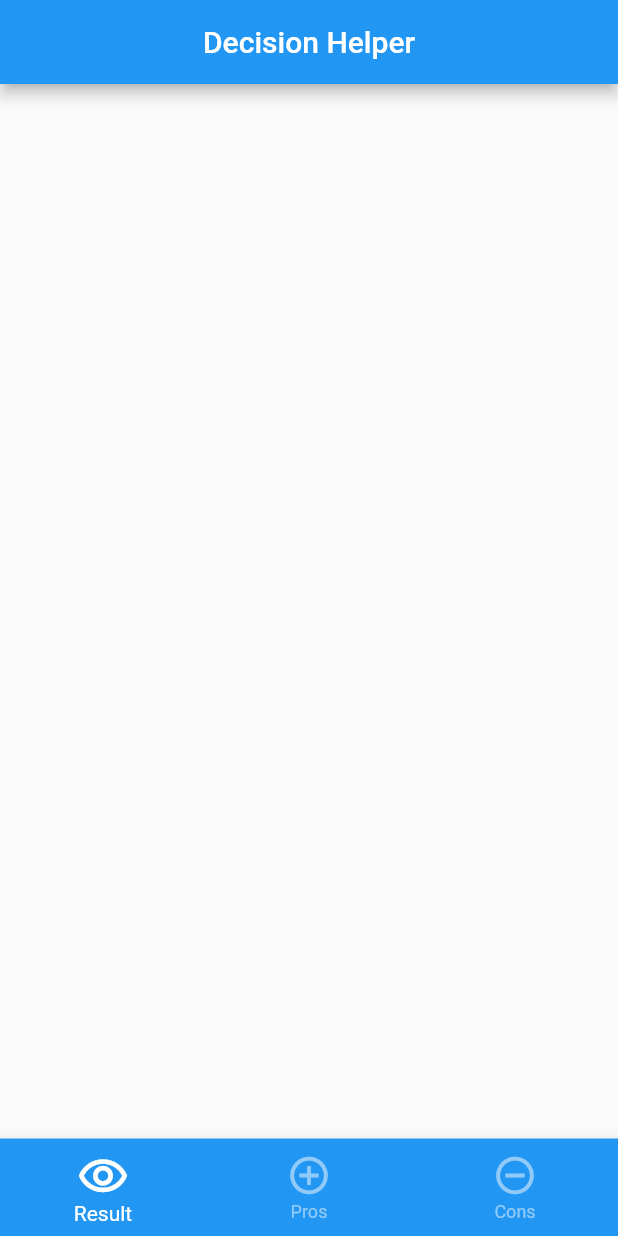
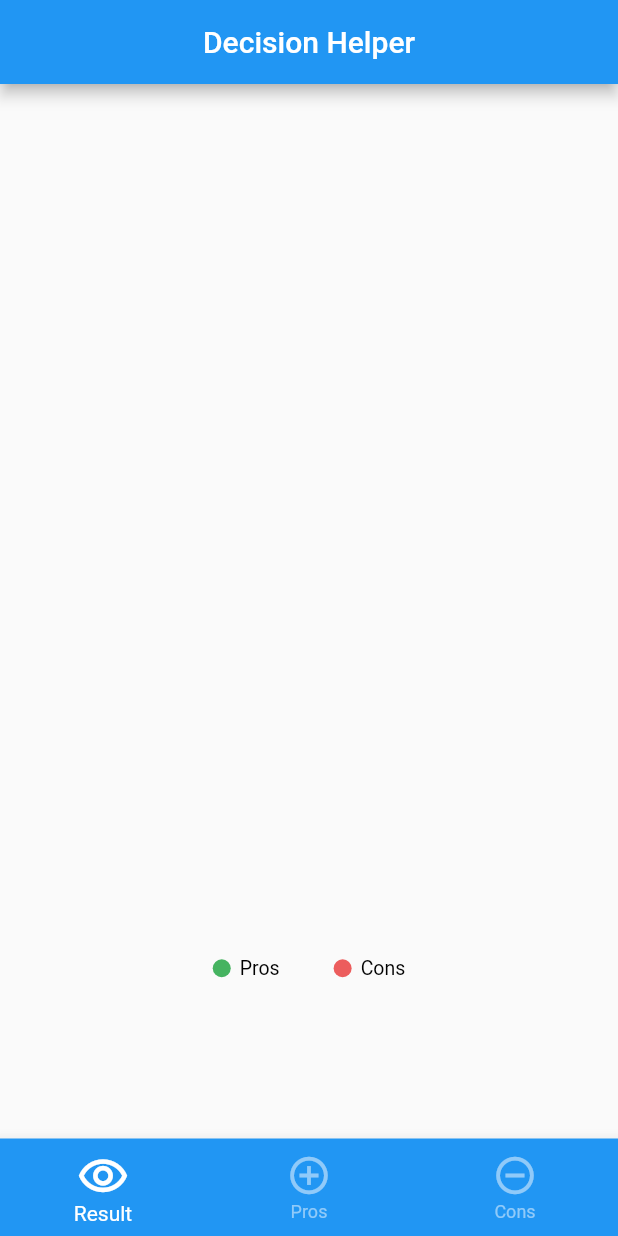
Before and after one commit to kaamosdao/decision_helper, a Flutter app: the ResultScreen screen opened by its route, on a phone screen of 412 x 824 dp. Run offline on Flutter 3.47's test engine with Material 2 defaults, Android fonts, the phone set to English and light mode, and no system bars; our stand-ins replace bloc, equatable, flutter_bloc, syncfusion_flutter_charts.

Commit message:
add diagramm to result

```diff
--- a/lib/UI/pages/result_page.dart
+++ b/lib/UI/pages/result_page.dart
@@ -1,6 +1,8 @@
 import 'package:decision_helper/bloc/decision_bloc.dart';
+import 'package:decision_helper/models/prosandcons_data_model.dart';
 import 'package:flutter/material.dart';
 import 'package:flutter_bloc/flutter_bloc.dart';
+import 'package:syncfusion_flutter_charts/charts.dart';
 
 class ResultPage extends StatelessWidget {
   const ResultPage({Key? key}) : super(key: key);
@@ -13,10 +15,55 @@ class ResultPage extends StatelessWidget {
         FocusScope.of(context).unfocus();
       },
       child: Center(
-        child: BlocBuilder<DecisionBloc, DecisionState>(
-          builder: (context, state) {
-            return Text(state.decision);
-          },
+        child: SizedBox(
+          height: MediaQuery.of(context).size.height - 300,
+          child: BlocBuilder<DecisionBloc, DecisionState>(
+            builder: (context, state) {
+              List<ProsAndConsData> data = [
+                ProsAndConsData(
+                  name: 'Pros',
+                  count: state.pros.length,
+                  label: '+',
+                ),
+                ProsAndConsData(
+                  name: 'Cons',
+                  count: state.cons.length,
+                  label: '-',
+                ),
+              ];
+              return SfCircularChart(
+                title: ChartTitle(text: state.decision),
+                legend: Legend(
+                  isVisible: true,
+                  position: LegendPosition.bottom,
+                  iconHeight: 18,
+                  textStyle: const TextStyle(fontSize: 13),
+                  itemPadding: 36,
+                ),
+                tooltipBehavior: TooltipBehavior(enable: true),
+                series: <DoughnutSeries<ProsAndConsData, String>>[
+                  DoughnutSeries<ProsAndConsData, String>(
+                    dataSource: data,
+                    xValueMapper: (ProsAndConsData data, _) => data.name,
+                    yValueMapper: (ProsAndConsData data, _) => data.count,
+                    dataLabelMapper: (ProsAndConsData data, _) => data.label,
+                    dataLabelSettings: const DataLabelSettings(
+                      isVisible: true,
+                      textStyle: TextStyle(
+                        color: Colors.white,
+                        fontSize: 25,
+                      ),
+                    ),
+                    enableTooltip: true,
+                  ),
+                ],
+                palette: const <Color>[
+                  Color.fromARGB(255, 69, 179, 96),
+                  Color.fromARGB(255, 236, 93, 93),
+                ],
+              );
+            },
+          ),
         ),
       ),
     );
--- /dev/null
+++ b/lib/models/prosandcons_data_model.dart
@@ -0,0 +1,10 @@
+class ProsAndConsData {
+  ProsAndConsData({
+    required this.name,
+    required this.count,
+    required this.label,
+  });
+  final String name;
+  final num count;
+  final String label;
+}
--- a/pubspec.yaml
+++ b/pubspec.yaml
@@ -37,6 +37,7 @@ dependencies:
   flutter_bloc: ^8.1.1
   equatable: ^2.0.5
   uuid: ^3.0.6
+  syncfusion_flutter_charts: ^20.2.49
 
 dev_dependencies:
   flutter_test:
```
Also changed, not shown: pubspec.lock.
